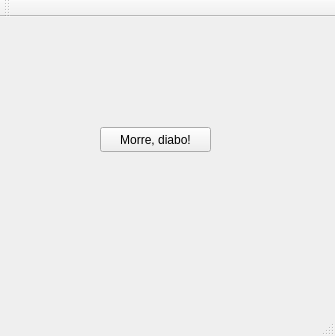
Above: helloqt/mainwindow.ui from agostinhobritojr/dca1202 before the change. Below: the same form after it.
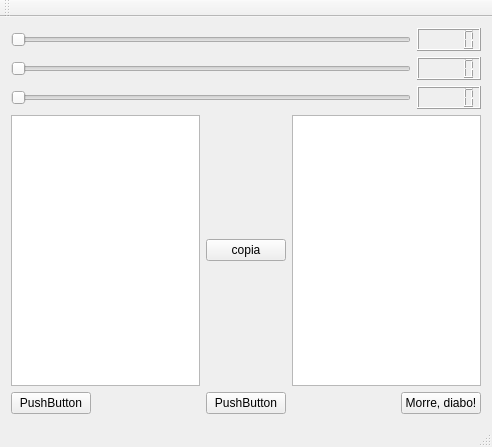
That is the form after the change.

What changed in the file:
```diff
--- a/helloqt/mainwindow.ui
+++ b/helloqt/mainwindow.ui
@@ -6,27 +6,130 @@
    <rect>
     <x>0</x>
     <y>0</y>
-    <width>335</width>
-    <height>336</height>
+    <width>492</width>
+    <height>447</height>
    </rect>
   </property>
   <property name="windowTitle">
    <string>MainWindow</string>
   </property>
   <widget class="QWidget" name="centralWidget">
-   <widget class="QPushButton" name="pushButton">
-    <property name="geometry">
-     <rect>
-      <x>100</x>
-      <y>110</y>
-      <width>111</width>
-      <height>25</height>
-     </rect>
-    </property>
-    <property name="text">
-     <string>Morre, diabo!</string>
-    </property>
-   </widget>
+   <layout class="QVBoxLayout" name="verticalLayout_2">
+    <item>
+     <layout class="QVBoxLayout" name="verticalLayout">
+      <item>
+       <layout class="QHBoxLayout" name="horizontalLayout">
+        <item>
+         <widget class="QSlider" name="horizontalSliderX">
+          <property name="orientation">
+           <enum>Qt::Horizontal</enum>
+          </property>
+         </widget>
+        </item>
+        <item>
+         <widget class="QLCDNumber" name="lcdNumberX"/>
+        </item>
+       </layout>
+      </item>
+      <item>
+       <layout class="QHBoxLayout" name="horizontalLayout_2">
+        <item>
+         <widget class="QSlider" name="horizontalSliderY">
+          <property name="orientation">
+           <enum>Qt::Horizontal</enum>
+          </property>
+         </widget>
+        </item>
+        <item>
+         <widget class="QLCDNumber" name="lcdNumberY"/>
+        </item>
+       </layout>
+      </item>
+      <item>
+       <layout class="QHBoxLayout" name="horizontalLayout_3">
+        <item>
+         <widget class="QSlider" name="horizontalSliderZ">
+          <property name="orientation">
+           <enum>Qt::Horizontal</enum>
+          </property>
+         </widget>
+        </item>
+        <item>
+         <widget class="QLCDNumber" name="lcdNumberZ"/>
+        </item>
+       </layout>
+      </item>
+     </layout>
+    </item>
+    <item>
+     <layout class="QHBoxLayout" name="horizontalLayout_4">
+      <item>
+       <widget class="QPlainTextEdit" name="plainTextEditOrigem"/>
+      </item>
+      <item>
+       <widget class="QPushButton" name="pushButtonCopiar">
+        <property name="text">
+         <string>copia</string>
+        </property>
+       </widget>
+      </item>
+      <item>
+       <widget class="QTextBrowser" name="textBrowserDestino"/>
+      </item>
+     </layout>
+    </item>
+    <item>
+     <layout class="QHBoxLayout" name="horizontalLayout_5">
+      <item>
+       <widget class="QPushButton" name="pushButton_3">
+        <property name="text">
+         <string>PushButton</string>
+        </property>
+       </widget>
+      </item>
+      <item>
+       <spacer name="horizontalSpacer_2">
+        <property name="orientation">
+         <enum>Qt::Horizontal</enum>
+        </property>
+        <property name="sizeHint" stdset="0">
+         <size>
+          <width>40</width>
+          <height>20</height>
+         </size>
+        </property>
+       </spacer>
+      </item>
+      <item>
+       <widget class="QPushButton" name="pushButton_2">
+        <property name="text">
+         <string>PushButton</string>
+        </property>
+       </widget>
+      </item>
+      <item>
+       <spacer name="horizontalSpacer">
+        <property name="orientation">
+         <enum>Qt::Horizontal</enum>
+        </property>
+        <property name="sizeHint" stdset="0">
+         <size>
+          <width>40</width>
+          <height>20</height>
+         </size>
+        </property>
+       </spacer>
+      </item>
+      <item>
+       <widget class="QPushButton" name="pushButton">
+        <property name="text">
+         <string>Morre, diabo!</string>
+        </property>
+       </widget>
+      </item>
+     </layout>
+    </item>
+   </layout>
   </widget>
   <widget class="QMenuBar" name="menuBar">
    <property name="geometry">
```
Left out of the diff: 40 changed lines with no effect on the pictures.
